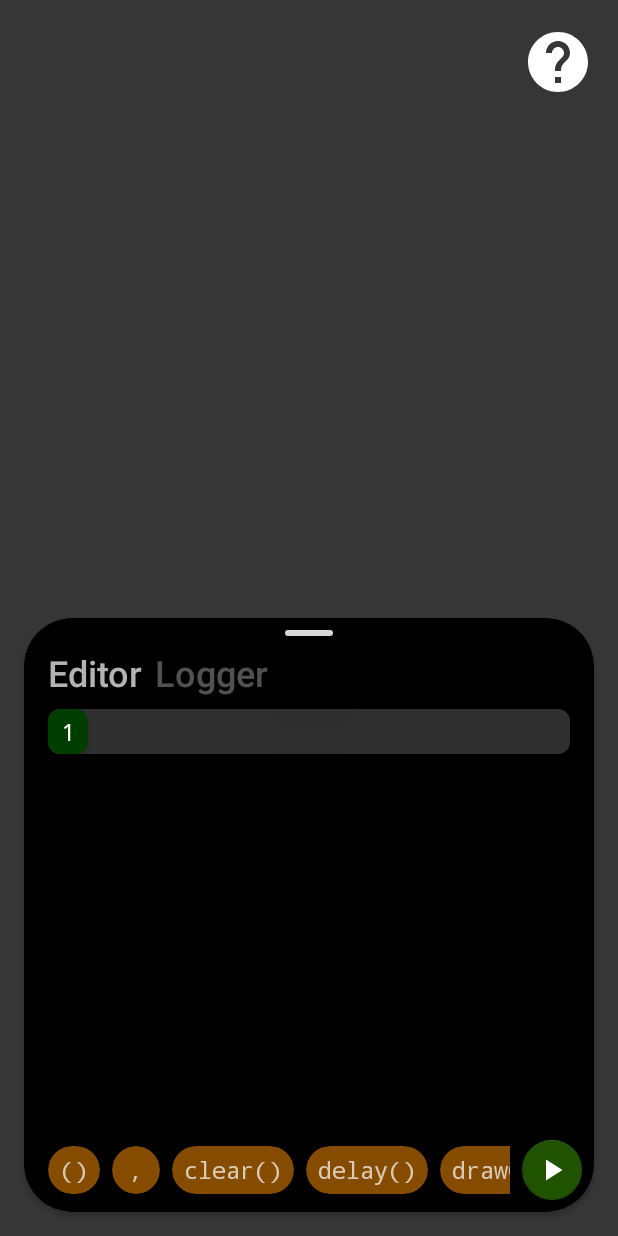
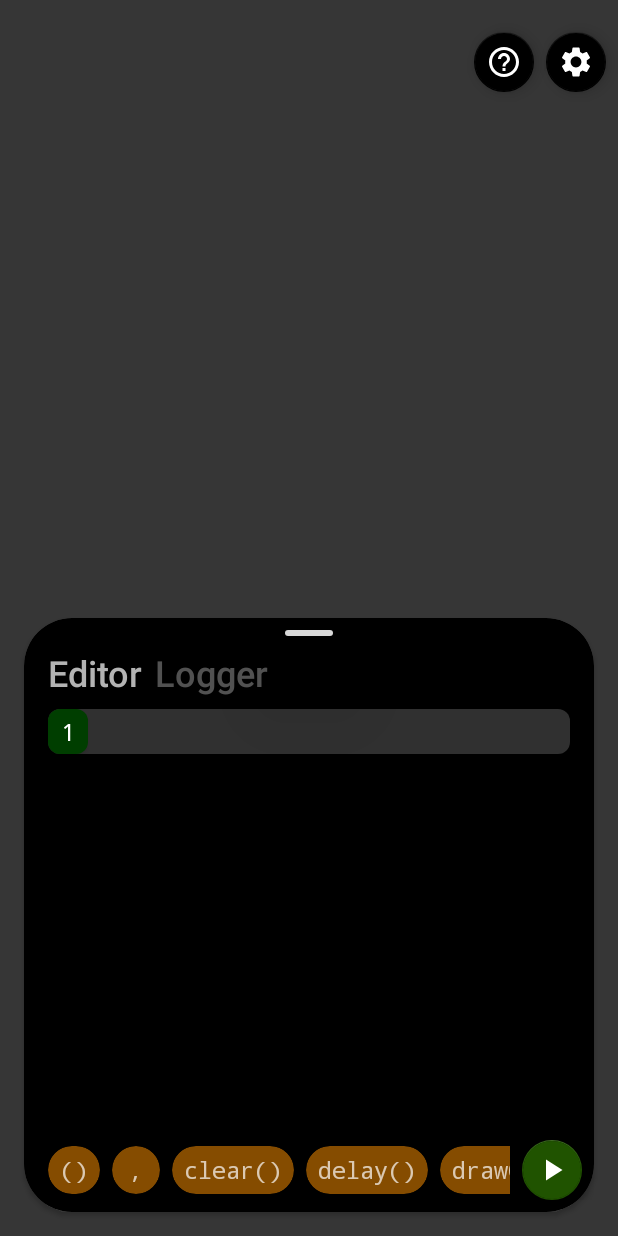
Before and after one commit to aravindkarthik96/Blanca, an Android app: the BlancaHomeActivity screen opened directly, with no data from a screen before it, on a phone screen of 412 x 824 dp. Run offline under Robolectric (Android 15) with nearby library versions, the light colour scheme and no system bars.

Commit message:
added settings button to blanca home screen

```diff
--- a/app/src/main/AndroidManifest.xml
+++ b/app/src/main/AndroidManifest.xml
@@ -9,6 +9,9 @@
         android:roundIcon="@mipmap/blanca_launcher_icon_round"
         android:supportsRtl="true"
         android:theme="@style/Theme.AppCompat.NoActionBar">
+        <activity android:name=".settings.SettingsActivity"
+            android:theme="@style/Theme.AppCompat.NoActionBar"
+            />
         <activity
             android:name=".help.HelpActivity"
             android:theme="@style/Theme.AppCompat.NoActionBar" />
--- /dev/null
+++ b/app/src/main/java/com/aravindkarthik/blanca/settings/SettingsActivity.kt
@@ -0,0 +1,22 @@
+package com.aravindkarthik.blanca.settings
+
+import android.content.Context
+import android.content.Intent
+import androidx.appcompat.app.AppCompatActivity
+import android.os.Bundle
+import com.aravindkarthik.blanca.R
+import com.aravindkarthik.blanca.help.HelpActivity
+
+class SettingsActivity : AppCompatActivity() {
+    override fun onCreate(savedInstanceState: Bundle?) {
+        super.onCreate(savedInstanceState)
+        setContentView(R.layout.activity_settings)
+    }
+
+    companion object {
+        fun launch(context : Context) {
+            val intent = Intent(context, SettingsActivity::class.java)
+            context.startActivity(intent)
+        }
+    }
+}
--- a/app/src/main/java/com/aravindkarthik/blanca/ui/BlancaHomeActivity.kt
+++ b/app/src/main/java/com/aravindkarthik/blanca/ui/BlancaHomeActivity.kt
@@ -13,6 +13,7 @@
 import com.aravindkarthik.blanca.lang.core.Function
 import com.aravindkarthik.blanca.lang.core.parseParams
 import com.aravindkarthik.blanca.lang.drawing.*
+import com.aravindkarthik.blanca.settings.SettingsActivity
 import kotlinx.android.synthetic.main.activity_blanca_home.*
 import kotlinx.coroutines.*
 
@@ -32,6 +33,10 @@
     private fun setupHelp() {
         helpButton.setOnClickListener {
             HelpActivity.launch(this)
+        }
+
+        settingsButton.setOnClickListener {
+            SettingsActivity.launch(this)
         }
     }
 
--- a/app/src/main/res/drawable/blanca_help_icon.xml
+++ b/app/src/main/res/drawable/blanca_help_icon.xml
@@ -1,5 +1,5 @@
-<vector android:height="24dp" android:tint="#ffffff"
+<vector android:height="24dp" android:tint="#FFFFFF"
     android:viewportHeight="24" android:viewportWidth="24"
     android:width="24dp" xmlns:android="http://schemas.android.com/apk/res/android">
-    <path android:fillColor="#ffffff" android:pathData="M12,2C6.48,2 2,6.48 2,12s4.48,10 10,10 10,-4.48 10,-10S17.52,2 12,2zM13,19h-2v-2h2v2zM15.07,11.25l-0.9,0.92C13.45,12.9 13,13.5 13,15h-2v-0.5c0,-1.1 0.45,-2.1 1.17,-2.83l1.24,-1.26c0.37,-0.36 0.59,-0.86 0.59,-1.41 0,-1.1 -0.9,-2 -2,-2s-2,0.9 -2,2L8,9c0,-2.21 1.79,-4 4,-4s4,1.79 4,4c0,0.88 -0.36,1.68 -0.93,2.25z"/>
+    <path android:fillColor="@android:color/white" android:pathData="M11,18h2v-2h-2v2zM12,2C6.48,2 2,6.48 2,12s4.48,10 10,10 10,-4.48 10,-10S17.52,2 12,2zM12,20c-4.41,0 -8,-3.59 -8,-8s3.59,-8 8,-8 8,3.59 8,8 -3.59,8 -8,8zM12,6c-2.21,0 -4,1.79 -4,4h2c0,-1.1 0.9,-2 2,-2s2,0.9 2,2c0,2 -3,1.75 -3,5h2c0,-2.25 3,-2.5 3,-5 0,-2.21 -1.79,-4 -4,-4z"/>
 </vector>
--- /dev/null
+++ b/app/src/main/res/drawable/blanca_settings_icon.xml
@@ -0,0 +1,5 @@
+<vector android:height="24dp" android:tint="#FFFFFF"
+    android:viewportHeight="24" android:viewportWidth="24"
+    android:width="24dp" xmlns:android="http://schemas.android.com/apk/res/android">
+    <path android:fillColor="@android:color/white" android:pathData="M19.14,12.94c0.04,-0.3 0.06,-0.61 0.06,-0.94c0,-0.32 -0.02,-0.64 -0.07,-0.94l2.03,-1.58c0.18,-0.14 0.23,-0.41 0.12,-0.61l-1.92,-3.32c-0.12,-0.22 -0.37,-0.29 -0.59,-0.22l-2.39,0.96c-0.5,-0.38 -1.03,-0.7 -1.62,-0.94L14.4,2.81c-0.04,-0.24 -0.24,-0.41 -0.48,-0.41h-3.84c-0.24,0 -0.43,0.17 -0.47,0.41L9.25,5.35C8.66,5.59 8.12,5.92 7.63,6.29L5.24,5.33c-0.22,-0.08 -0.47,0 -0.59,0.22L2.74,8.87C2.62,9.08 2.66,9.34 2.86,9.48l2.03,1.58C4.84,11.36 4.8,11.69 4.8,12s0.02,0.64 0.07,0.94l-2.03,1.58c-0.18,0.14 -0.23,0.41 -0.12,0.61l1.92,3.32c0.12,0.22 0.37,0.29 0.59,0.22l2.39,-0.96c0.5,0.38 1.03,0.7 1.62,0.94l0.36,2.54c0.05,0.24 0.24,0.41 0.48,0.41h3.84c0.24,0 0.44,-0.17 0.47,-0.41l0.36,-2.54c0.59,-0.24 1.13,-0.56 1.62,-0.94l2.39,0.96c0.22,0.08 0.47,0 0.59,-0.22l1.92,-3.32c0.12,-0.22 0.07,-0.47 -0.12,-0.61L19.14,12.94zM12,15.6c-1.98,0 -3.6,-1.62 -3.6,-3.6s1.62,-3.6 3.6,-3.6s3.6,1.62 3.6,3.6S13.98,15.6 12,15.6z"/>
+</vector>
--- a/app/src/main/res/layout/activity_blanca_home.xml
+++ b/app/src/main/res/layout/activity_blanca_home.xml
@@ -4,22 +4,45 @@
     xmlns:tools="http://schemas.android.com/tools"
     android:layout_width="match_parent"
     android:layout_height="match_parent"
+    android:animateLayoutChanges="true"
     android:background="#363636"
     app:applyMotionScene="true"
     app:layoutDescription="@xml/blanca_home_scene"
-    tools:context=".ui.BlancaHomeActivity"
-    android:animateLayoutChanges="true">
+    tools:context=".ui.BlancaHomeActivity">
 
-    <ImageView
+    <com.google.android.material.floatingactionbutton.FloatingActionButton
         android:id="@+id/helpButton"
-        android:layout_width="48dp"
-        android:layout_height="48dp"
-        android:layout_marginEnd="16dp"
+        android:layout_width="wrap_content"
+        android:layout_height="wrap_content"
+        android:layout_marginEnd="8dp"
+        android:clickable="true"
+        android:contentDescription="@string/menu"
+        android:elevation="10dp"
+        android:focusable="true"
+        android:foregroundGravity="center"
         android:src="@drawable/blanca_help_icon"
+        app:backgroundTint="#000000"
+        app:fabSize="mini"
+        app:layout_constraintBottom_toTopOf="@+id/canvasView"
+        app:layout_constraintEnd_toStartOf="@+id/settingsButton"
+        app:layout_constraintTop_toTopOf="parent" />
+
+    <com.google.android.material.floatingactionbutton.FloatingActionButton
+        android:id="@+id/settingsButton"
+        android:layout_width="wrap_content"
+        android:layout_height="wrap_content"
+        android:layout_marginEnd="8dp"
+        android:clickable="true"
+        android:contentDescription="@string/menu"
+        android:elevation="10dp"
+        android:focusable="true"
+        android:foregroundGravity="center"
+        android:src="@drawable/blanca_settings_icon"
+        app:backgroundTint="#000000"
+        app:fabSize="mini"
         app:layout_constraintBottom_toTopOf="@+id/canvasView"
         app:layout_constraintEnd_toEndOf="parent"
-        app:layout_constraintTop_toTopOf="parent"
-        android:contentDescription="@string/help" />
+        app:layout_constraintTop_toTopOf="parent" />
 
     <com.aravindkarthik.blanca.ui.canvas.CanvasView
         android:id="@+id/canvasView"
@@ -48,7 +71,6 @@
         android:layout_height="wrap_content"
         android:orientation="horizontal"
         app:layout_constraintGuide_percent="0.5" />
-
 
     <androidx.constraintlayout.widget.Guideline
         android:id="@+id/guidelineExpanded"
@@ -114,8 +136,8 @@
         android:layout_width="0dp"
         android:layout_height="0dp"
         android:layout_marginBottom="8dp"
+        android:scrollbars="vertical"
         android:translationZ="2dp"
-        android:scrollbars="vertical"
         app:layout_constraintBottom_toTopOf="@+id/bottom_container"
         app:layout_constraintEnd_toEndOf="@+id/contentCard"
         app:layout_constraintStart_toStartOf="@+id/contentCard"
@@ -207,7 +229,6 @@
                     tools:text="Something is written here"
                     tools:ignore="LabelFor" />
             </androidx.constraintlayout.widget.ConstraintLayout>
-
         </FrameLayout>
     </androidx.core.widget.NestedScrollView>
 
@@ -242,6 +263,7 @@
             android:layout_height="wrap_content"
             android:layout_marginEnd="8dp"
             android:clickable="true"
+            android:contentDescription="@string/compile"
             android:elevation="10dp"
             android:focusable="true"
             android:foregroundGravity="center"
--- /dev/null
+++ b/app/src/main/res/layout/activity_settings.xml
@@ -0,0 +1,9 @@
+<?xml version="1.0" encoding="utf-8"?>
+<androidx.constraintlayout.widget.ConstraintLayout xmlns:android="http://schemas.android.com/apk/res/android"
+    xmlns:app="http://schemas.android.com/apk/res-auto"
+    xmlns:tools="http://schemas.android.com/tools"
+    android:layout_width="match_parent"
+    android:layout_height="match_parent"
+    tools:context=".settings.SettingsActivity">
+
+</androidx.constraintlayout.widget.ConstraintLayout>
--- a/app/src/main/res/values/strings.xml
+++ b/app/src/main/res/values/strings.xml
@@ -6,4 +6,7 @@
     <string name="editor">Editor</string>
     <string name="help">Help</string>
     <string name="example">Example</string>
+    <string name="menu">Menu</string>
+    <string name="settings">Settings</string>
+    <string name="compile">Compile</string>
 </resources>
--- a/app/src/main/res/xml/blanca_home_scene.xml
+++ b/app/src/main/res/xml/blanca_home_scene.xml
@@ -2,10 +2,11 @@
 <MotionScene xmlns:android="http://schemas.android.com/apk/res/android"
     xmlns:motion="http://schemas.android.com/apk/res-auto">
     <Transition
+        android:id="@+id/code_editor_transition"
         motion:constraintSetEnd="@id/expanded_state"
         motion:constraintSetStart="@id/collapsed_state"
         motion:duration="500"
-        motion:motionInterpolator="bounce">
+        motion:motionInterpolator="easeInOut">
         <OnSwipe
             motion:dragScale="2"
             motion:dragDirection="dragUp"
```
